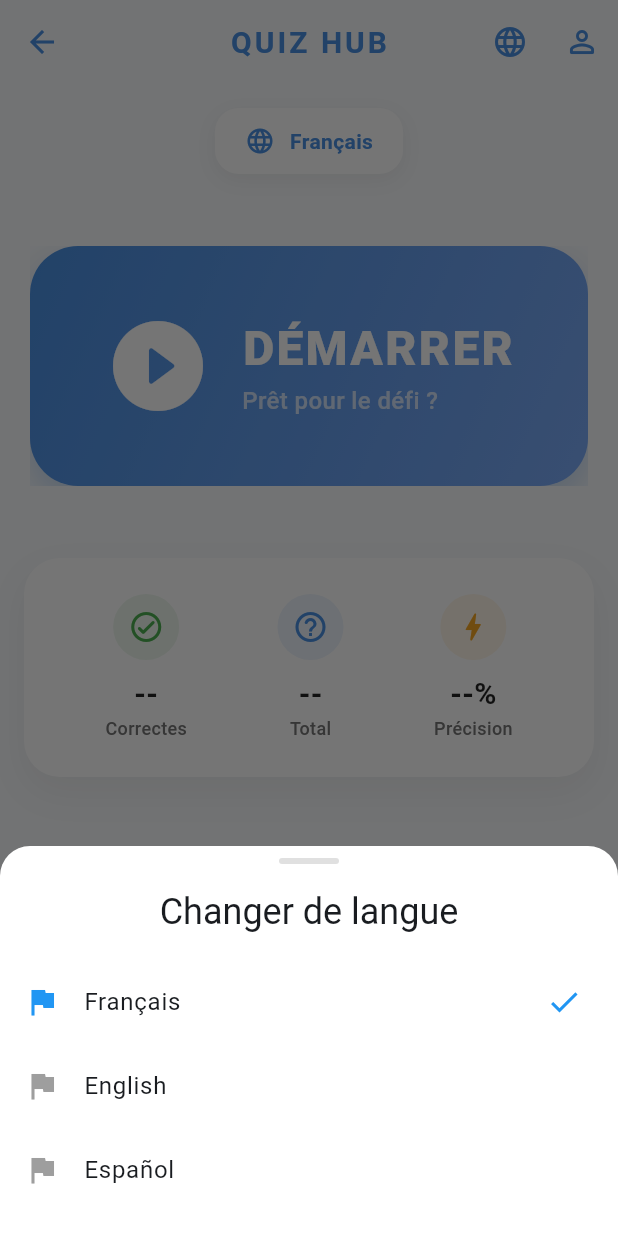
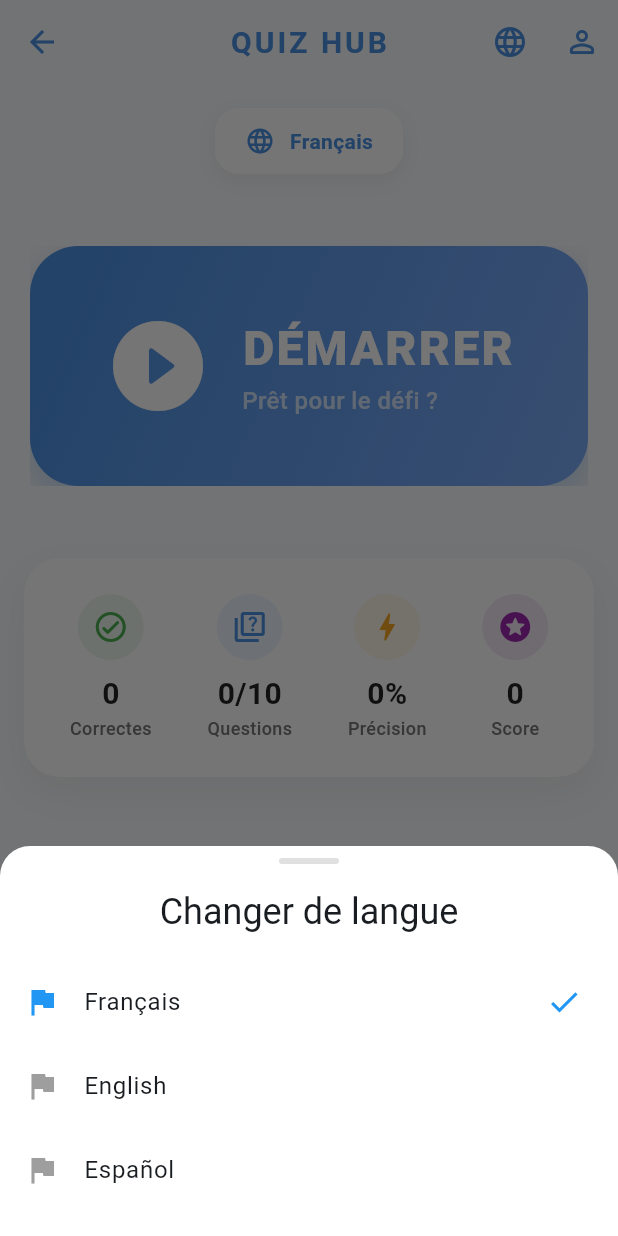
Before and after one commit to Yohann76/app_quiz_hub, a Flutter app: the HomeScreen screen opened by its route, after a tap on the "language" icon, on a phone screen of 412 x 824 dp. Run offline on Flutter 3.47's test engine with Material 3 defaults, Android fonts, the phone set to English and light mode, and no system bars; our stand-ins replace fl_chart, flutter_dotenv, shared_preferences, supabase_flutter; accounts and stored records are empty.

Commit message:
feat: add information in home screen

```diff
--- a/lib/features/quiz/home_screen.dart
+++ b/lib/features/quiz/home_screen.dart
@@ -6,6 +6,7 @@ import '../../shared/services/language_service.dart';
 import '../../shared/services/auth_service.dart';
 import '../../shared/services/user_service.dart';
 import '../../shared/services/database_service.dart';
+import '../../shared/services/quiz_service.dart';
 
 class HomeScreen extends StatefulWidget {
   const HomeScreen({super.key});
@@ -16,12 +17,54 @@ class HomeScreen extends StatefulWidget {
 
 class _HomeScreenState extends State<HomeScreen> {
   Language? _currentLanguage;
+  Map<String, dynamic>? _userStats;
+  int _totalQuestionsInAssets = 0;
   bool _isLoading = true;
 
   @override
   void initState() {
     super.initState();
-    _loadCurrentLanguage();
+    _loadData();
+  }
+
+  Future<void> _loadData() async {
+    setState(() => _isLoading = true);
+    await _loadCurrentLanguage();
+    await _loadStats();
+    if (mounted) setState(() => _isLoading = false);
+  }
+
+  Future<void> _loadStats() async {
+    try {
+      final prefs = await SharedPreferences.getInstance();
+      final authService = AuthService();
+
+      if (authService.isAuthenticated) {
+        final languageService = LanguageService(prefs);
+        final quizService = QuizService(
+          languageService: languageService,
+          databaseService: DatabaseService(),
+          authService: authService,
+          prefs: prefs,
+        );
+
+        // Charger les stats globales
+        final stats = await quizService.calculateUserStats();
+
+        // Charger le nombre total de questions disponibles dans les fichiers
+        if (_currentLanguage != null) {
+          final questions = await languageService.loadQuestionsForLanguage(_currentLanguage!);
+          if (mounted) {
+            setState(() {
+              _userStats = stats;
+              _totalQuestionsInAssets = questions.length;
+            });
+          }
+        }
+      }
+    } catch (e) {
+      print('Erreur lors du chargement des stats: $e');
+    }
   }
 
   /// Charger la langue depuis Supabase (priorité) ou depuis le cache local
@@ -151,7 +194,10 @@ class _HomeScreenState extends State<HomeScreen> {
                 const SizedBox(height: AppConstants.largePadding * 2),
 
                 // Statistiques rapides
-                const _QuickStatsRow(),
+                _QuickStatsRow(
+                  stats: _userStats,
+                  totalAvailable: _totalQuestionsInAssets,
+                ),
               ],
             ),
           ),
@@ -175,6 +221,8 @@ class _HomeScreenState extends State<HomeScreen> {
 
           // Sauvegarder dans Supabase et cache local
           await _saveLanguage(language);
+          // Recharger les stats pour la nouvelle langue (total questions)
+          await _loadStats();
         },
       ),
     );
@@ -250,12 +298,23 @@ class _HomeScreenState extends State<HomeScreen> {
 }
 
 class _QuickStatsRow extends StatelessWidget {
-  const _QuickStatsRow();
+  final Map<String, dynamic>? stats;
+  final int totalAvailable;
+
+  const _QuickStatsRow({
+    this.stats,
+    required this.totalAvailable,
+  });
 
   @override
   Widget build(BuildContext context) {
+    final totalCorrect = stats?['total_correct_answers'] as int? ?? 0;
+    final totalAnswered = stats?['total_questions'] as int? ?? 0;
+    final accuracy = stats?['average_score'] as double? ?? 0.0;
+    final totalScore = stats?['total_score'] as int? ?? 0;
+
     return Container(
-      padding: const EdgeInsets.all(AppConstants.largePadding),
+      padding: const EdgeInsets.symmetric(horizontal: 12, vertical: AppConstants.largePadding),
       decoration: BoxDecoration(
         color: Colors.white,
         borderRadius: BorderRadius.circular(AppConstants.borderRadius),
@@ -267,26 +326,32 @@ class _QuickStatsRow extends StatelessWidget {
           ),
         ],
       ),
-      child: const Row(
+      child: Row(
         mainAxisAlignment: MainAxisAlignment.spaceAround,
         children: [
           _StatItem(
             icon: Icons.check_circle_outline_rounded,
-            value: '--',
+            value: totalCorrect.toString(),
             label: 'Correctes',
             color: Colors.green,
           ),
           _StatItem(
-            icon: Icons.help_outline_rounded,
-            value: '--',
-            label: 'Total',
+            icon: Icons.quiz_outlined,
+            value: '$totalAnswered/$totalAvailable',
+            label: 'Questions',
             color: AppConstants.primaryBlue,
           ),
           _StatItem(
             icon: Icons.bolt_rounded,
-            value: '--%',
+            value: '${accuracy.toStringAsFixed(0)}%',
             label: 'Précision',
             color: AppConstants.primaryOrange,
+          ),
+          _StatItem(
+            icon: Icons.stars_rounded,
+            value: totalScore.toString(),
+            label: 'Score',
+            color: Colors.purple,
           ),
         ],
       ),
```
